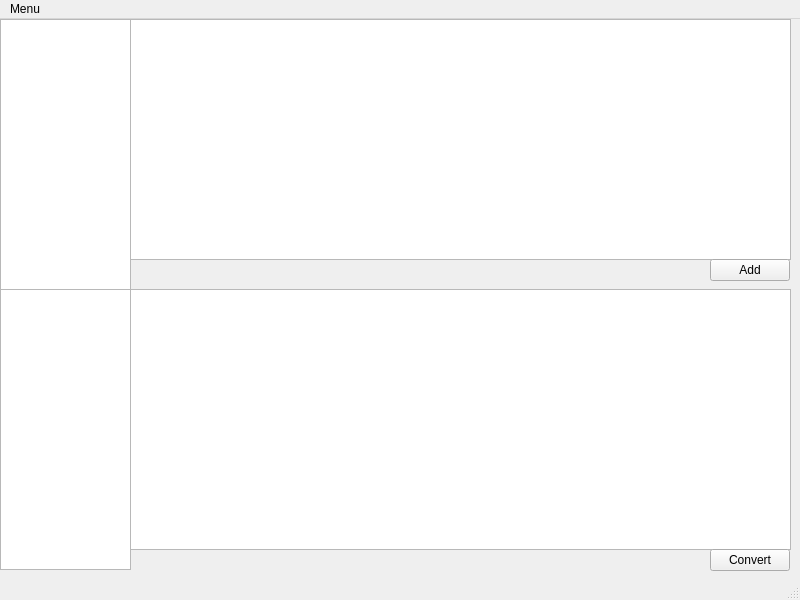
This is octaexport.ui in arnstein/octaexport as Qt 5 draws it before an edit. The edited form follows.
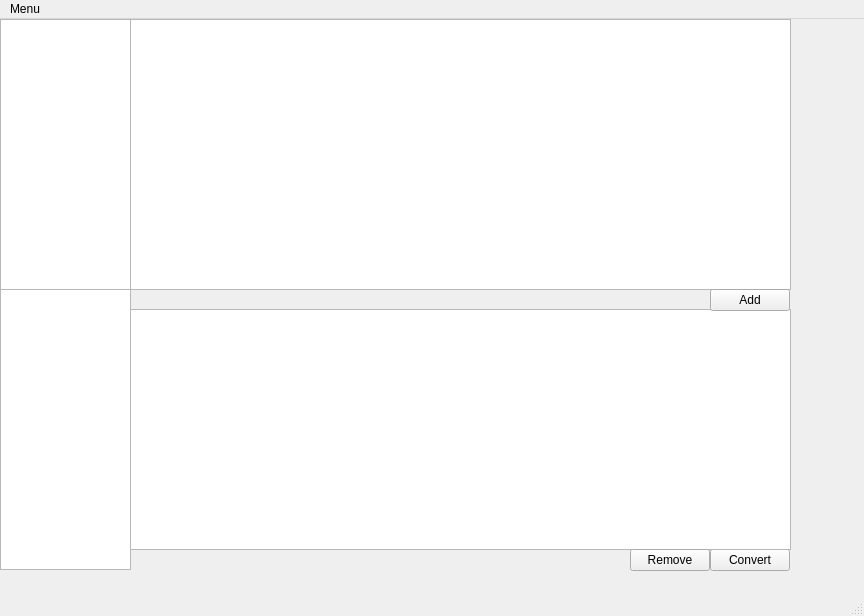
This is the edited form.

Diff of the .ui file:
```diff
--- a/octaexport.ui
+++ b/octaexport.ui
@@ -6,8 +6,8 @@
    <rect>
     <x>0</x>
     <y>0</y>
-    <width>800</width>
-    <height>600</height>
+    <width>864</width>
+    <height>616</height>
    </rect>
   </property>
   <property name="windowTitle">
@@ -38,9 +38,9 @@
     <property name="geometry">
      <rect>
       <x>130</x>
-      <y>270</y>
+      <y>0</y>
       <width>661</width>
-      <height>261</height>
+      <height>271</height>
      </rect>
     </property>
    </widget>
@@ -61,7 +61,7 @@
     <property name="geometry">
      <rect>
       <x>130</x>
-      <y>0</y>
+      <y>290</y>
       <width>661</width>
       <height>241</height>
      </rect>
@@ -71,7 +71,7 @@
     <property name="geometry">
      <rect>
       <x>710</x>
-      <y>240</y>
+      <y>270</y>
       <width>80</width>
       <height>22</height>
      </rect>
@@ -80,13 +80,26 @@
      <string>Add</string>
     </property>
    </widget>
+   <widget class="QPushButton" name="pushButton_3">
+    <property name="geometry">
+     <rect>
+      <x>630</x>
+      <y>530</y>
+      <width>80</width>
+      <height>22</height>
+     </rect>
+    </property>
+    <property name="text">
+     <string>Remove</string>
+    </property>
+   </widget>
   </widget>
   <widget class="QMenuBar" name="menubar">
    <property name="geometry">
     <rect>
      <x>0</x>
      <y>0</y>
-     <width>800</width>
+     <width>864</width>
      <height>19</height>
     </rect>
    </property>
```
